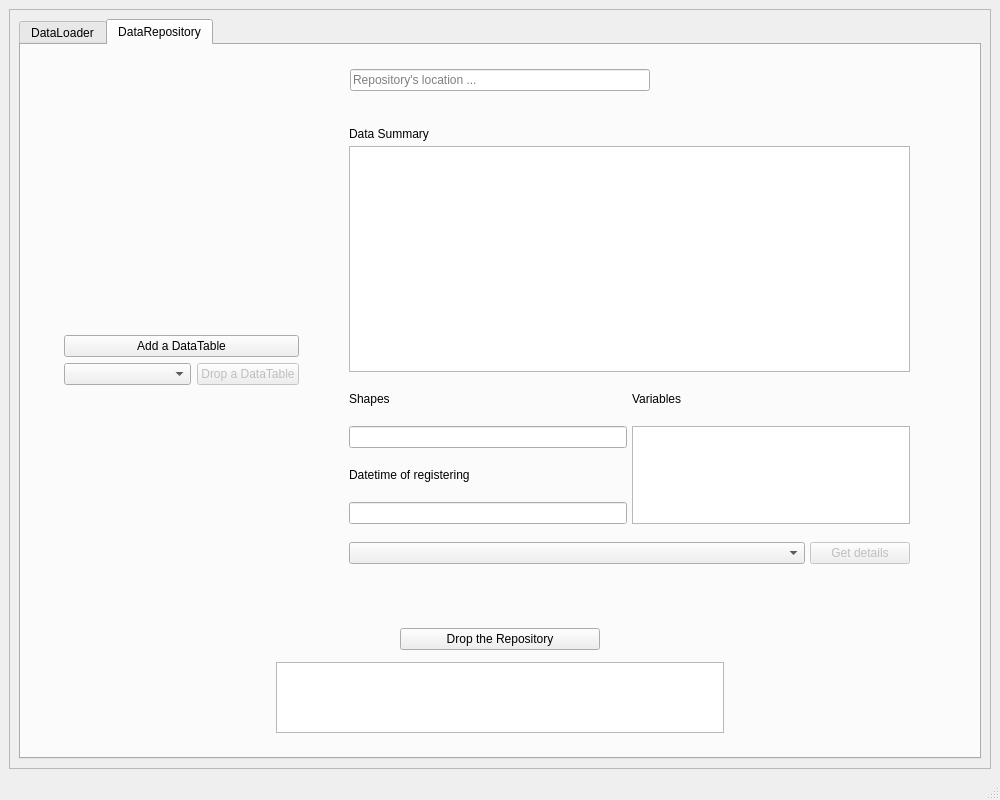
Qt form mainwindow.ui (MrocznyZdzichu/MLOps) before a commit.
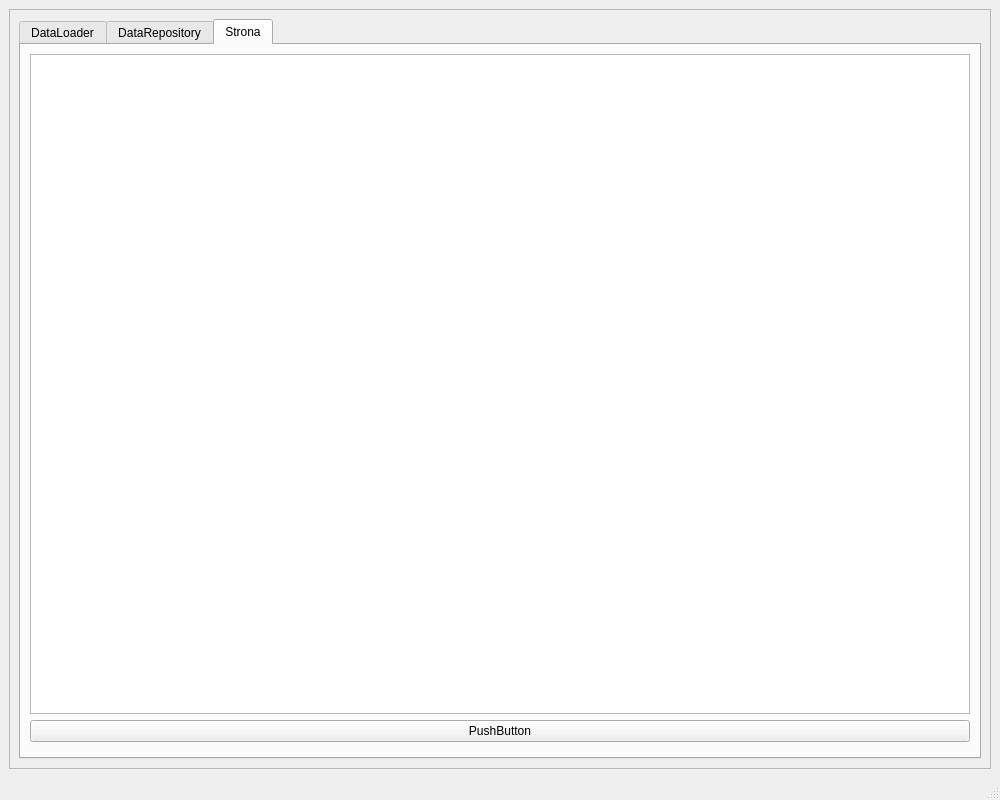
The same form after that commit.

The edit to the form file:
```diff
--- a/mainwindow.ui
+++ b/mainwindow.ui
@@ -14,8 +14,8 @@
    <string>MLOps Platform Interface</string>
   </property>
   <widget class="QWidget" name="centralwidget">
-   <layout class="QGridLayout" name="gridLayout_4">
-    <item row="0" column="0">
+   <layout class="QVBoxLayout" name="verticalLayout_2">
+    <item>
      <widget class="QFrame" name="frame">
       <property name="frameShape">
        <enum>QFrame::StyledPanel</enum>
@@ -23,11 +23,11 @@
       <property name="frameShadow">
        <enum>QFrame::Raised</enum>
       </property>
-      <layout class="QGridLayout" name="gridLayout_5">
-       <item row="0" column="0">
+      <layout class="QVBoxLayout" name="verticalLayout_6">
+       <item>
         <widget class="QTabWidget" name="tabWidget">
          <property name="currentIndex">
-          <number>1</number>
+          <number>2</number>
          </property>
          <widget class="QWidget" name="DataLoader_tab">
           <attribute name="title">
@@ -394,7 +394,14 @@
                     </widget>
                    </item>
                    <item row="1" column="0">
-                    <widget class="QLineEdit" name="dr_le_shapes"/>
+                    <widget class="QLineEdit" name="dr_le_shapes">
+                     <property name="enabled">
+                      <bool>true</bool>
+                     </property>
+                     <property name="readOnly">
+                      <bool>true</bool>
+                     </property>
+                    </widget>
                    </item>
                    <item row="0" column="1">
                     <widget class="QLabel" name="label_3">
@@ -411,7 +418,14 @@
                     </widget>
                    </item>
                    <item row="3" column="0">
-                    <widget class="QLineEdit" name="dr_le_register_dttm"/>
+                    <widget class="QLineEdit" name="dr_le_register_dttm">
+                     <property name="enabled">
+                      <bool>true</bool>
+                     </property>
+                     <property name="readOnly">
+                      <bool>true</bool>
+                     </property>
+                    </widget>
                    </item>
                    <item row="1" column="1" rowspan="3">
                     <widget class="QTextBrowser" name="dr_tb_variables"/>
@@ -526,6 +540,37 @@
            </item>
           </layout>
          </widget>
+         <widget class="QWidget" name="tab">
+          <attribute name="title">
+           <string>Strona</string>
+          </attribute>
+          <layout class="QGridLayout" name="gridLayout_5">
+           <item row="0" column="0">
+            <layout class="QGridLayout" name="gridLayout_4">
+             <item row="1" column="0">
+              <widget class="QPushButton" name="pushButton">
+               <property name="text">
+                <string>PushButton</string>
+               </property>
+              </widget>
+             </item>
+             <item row="2" column="0">
+              <widget class="QFrame" name="frame_plot">
+               <property name="frameShape">
+                <enum>QFrame::StyledPanel</enum>
+               </property>
+               <property name="frameShadow">
+                <enum>QFrame::Raised</enum>
+               </property>
+              </widget>
+             </item>
+             <item row="0" column="0">
+              <widget class="QTextEdit" name="textEdit"/>
+             </item>
+            </layout>
+           </item>
+          </layout>
+         </widget>
         </widget>
        </item>
       </layout>
```
